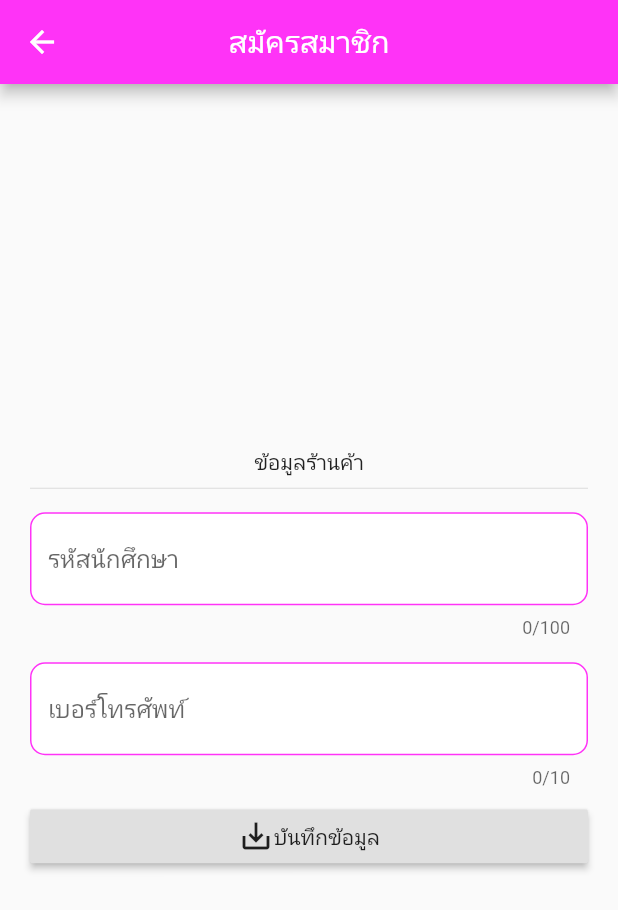
After one commit to anuraksangwanna/bsrufood, a Flutter app: the Registerfb screen opened by its route, on a phone screen of 412 x 824 dp. The commit adds this screen. Shown: the top 910 px of the screen. Run offline on Flutter 3.47's test engine with Material 2 defaults, Android fonts, the phone set to English and light mode, and no system bars; our stand-ins replace cloud_firestore, firebase_auth, firebase_core, firebase_messaging, firebase_storage, image_picker and 1 more; missing offline and left inert: flutter_facebook_login; accounts and stored records are empty.

Commit message:
update 21/12/2563

```diff
--- a/lib/main.dart
+++ b/lib/main.dart
@@ -3,6 +3,7 @@ import 'package:bsrufood/srceen/listfood.dart';
 import 'package:bsrufood/srceen/login.dart';
 import 'package:bsrufood/srceen/multify.dart';
 import 'package:bsrufood/srceen/porfile.dart';
+import 'package:bsrufood/srceen/regisfb.dart';
 import 'package:bsrufood/srceen/splashscreen.dart';
 import 'package:firebase_auth/firebase_auth.dart';
 import 'package:flutter/material.dart';
@@ -25,7 +26,8 @@ class Myapp extends StatelessWidget {
       routes: {
         '/' : (_) => Splashscreen(),
         '/home' : (_) => Mainhome(),
-        '/login' : (_) => Login()
+        '/login' : (_) => Login(),
+        '/register' : (_) => Registerfb()
       },
     );
   }
--- a/lib/srceen/listfood.dart
+++ b/lib/srceen/listfood.dart
@@ -11,9 +11,9 @@ class _ListfoodState extends State<Listfood> {
   @override
   Widget build(BuildContext context) {
     return Row(
-      children: <Widget>[Text("zzsc"),Text("xdgfdh")
-      ,Text("dfdg")
-      ,Text("zzsc")],
+      children: <Widget>[Text(""),Text("")
+      ,Text("")
+      ,Text("")],
     );
   }
 }
--- a/lib/srceen/multify.dart
+++ b/lib/srceen/multify.dart
@@ -11,7 +11,7 @@ class _MultiState extends State<Multi> {
   @override
   Widget build(BuildContext context) {
     return Container(
-       child: Text("sdfjk"),
+       child: Text(""),
     );
   }
 }
--- /dev/null
+++ b/lib/srceen/regisfb.dart
@@ -0,0 +1,203 @@
+import 'dart:io';
+import 'dart:math';
+
+import 'package:cloud_firestore/cloud_firestore.dart';
+import 'package:firebase_auth/firebase_auth.dart';
+import 'package:firebase_messaging/firebase_messaging.dart';
+import 'package:firebase_storage/firebase_storage.dart';
+
+import 'package:flutter/material.dart';
+import 'package:image_picker/image_picker.dart';
+import 'package:rflutter_alert/rflutter_alert.dart';
+
+class Registerfb extends StatefulWidget {
+  @override
+  _RegisterfbState createState() => _RegisterfbState();
+}
+
+class _RegisterfbState extends State<Registerfb> {
+  final keyfrom = GlobalKey<FormState>();
+  final name = TextEditingController();
+  final userController = TextEditingController();
+  final stucode = TextEditingController();
+  final passwordController = TextEditingController();
+  final phoneNumber = TextEditingController();
+  final reCeipt = TextEditingController();
+  String bank ;
+  var now = DateTime.now();
+  String getDatetime;
+  FirebaseAuth firebaseAuth = FirebaseAuth.instance;
+  FirebaseMessaging _firebaseMessaging = FirebaseMessaging();
+  FirebaseFirestore firestore = FirebaseFirestore.instance;
+  DocumentSnapshot snapshot ;
+  String memberid;
+
+  final picker = ImagePicker();
+  bool statusBool;
+
+  File _image;
+  File _imgReceipt;
+  String urlPhoto, urlPhoto1;
+
+  @override
+  void initState() {
+    super.initState();
+    statusBool = false;
+    // print(memberid);
+  }
+
+  void _onSave() {
+      if (keyfrom.currentState.validate()) {
+        keyfrom.currentState.save();
+        setupDisplayName();
+      }
+  }
+
+  Future<void> setupDisplayName() async {
+    FirebaseAuth firebaseAuth = FirebaseAuth.instance;
+    FirebaseFirestore firestore = FirebaseFirestore.instance;
+    List<String> tokenUser;
+      int member;
+        final documents = await firestore.collection("member").get();
+        member = documents.docChanges.length+1;
+        print(member);
+        memberid = member.toString();
+    await _firebaseMessaging.getToken().then((String token) {
+      tokenUser = [token];
+    });
+    Map<String, dynamic> map = Map();
+    map['username'] = firebaseAuth.currentUser.displayName;
+    map['userId'] = "${now.year}$memberid";
+    map['stucode'] = stucode.text;
+    map['phone'] = phoneNumber.text;
+    map['tokenUser'] = FieldValue.arrayUnion(tokenUser);
+    map['userStatus'] = "user";
+
+    var user = firebaseAuth.currentUser;
+    if (user != null) {
+      await firestore.collection("member").doc(user.uid).set(map).then((value) {
+        Navigator.of(context).pushReplacementNamed('/home');
+      });
+    }
+    print(user);
+  }
+
+  Widget galleryButton() {
+    return IconButton(
+        icon: Icon(Icons.add_photo_alternate),
+        onPressed: () {
+          getImage(ImageSource.gallery, 0);
+        });
+  }
+
+  Widget cameraButton() {
+    return IconButton(
+        icon: Icon(Icons.add_a_photo),
+        onPressed: () {
+          getImage(ImageSource.camera, 0);
+        });
+  }
+
+  Future getImage(ImageSource imageSource, int index) async {
+    final pickedFile = await picker.getImage(
+      source: imageSource,
+      maxWidth: 512,
+      maxHeight: 512,
+    );
+
+    setState(() {
+      if (pickedFile != null) {
+        if (index == 0) {
+          _image = File(pickedFile.path);
+        } else {
+          _imgReceipt = File(pickedFile.path);
+        }
+      } else {
+        print('No image selected.');
+      }
+    });
+  }
+
+  @override
+  Widget build(BuildContext context) {
+    return Scaffold(
+        appBar: AppBar(
+          title: Text("สมัครสมาชิก"),
+          centerTitle: true,
+        ),
+        body: Center(
+          child: Container(
+            padding: EdgeInsets.symmetric(horizontal: 20),
+            child: Form(
+                key: keyfrom,
+                child: SingleChildScrollView(
+                  child: Column(
+                    children: [
+                      Text("ข้อมูลร้านค้า"),
+                      Divider(),
+                      _createinput(
+                          controller: stucode,
+                          hinttext: "รหัสนักศึกษา",),
+                      _createinput(
+                          controller: phoneNumber,
+                          hinttext: "เบอร์โทรศัพท์",
+                          keyboardType: TextInputType.number,
+                          maxLength: 10),
+                      SizedBox(
+                          width: double.infinity,
+                          child: RaisedButton(
+                              child: Row(
+                                mainAxisSize: MainAxisSize.min,
+                                children: [
+                                  Icon(Icons.save_alt),
+                                  statusBool ? CircularProgressIndicator() : Text("บันทึกข้อมูล"),
+                                ],
+                              ),
+                              onPressed: statusBool ? (){} : () => _onSave())),
+                    ],
+                  ),
+                )),
+          ),
+        ));
+  }
+
+  Widget _createinput(
+      {@required TextEditingController controller,
+      @required String hinttext,
+      TextInputType keyboardType = TextInputType.text,
+      bool isPassword = false,
+      int maxLength = 100}) {
+    return Container(
+      margin: EdgeInsets.symmetric(
+        vertical: 8,
+      ),
+      child: TextFormField(
+        maxLength: maxLength,
+        controller: controller,
+        keyboardType: keyboardType,
+        obscureText: isPassword,
+        validator: (msx) {
+          if (msx.isEmpty) return "input valid";
+          return null;
+        },
+        decoration: InputDecoration(
+          hintText: hinttext,
+          filled: true,
+          fillColor: Colors.white,
+          enabledBorder: OutlineInputBorder(
+            borderSide: BorderSide(color: Color.fromRGBO(255, 51, 247, 1)),
+            borderRadius: BorderRadius.all(
+              Radius.circular(10.0),
+            ),
+          ),
+          focusedBorder: OutlineInputBorder(
+            borderSide: BorderSide(color: Color.fromRGBO(255, 51, 247, 1)),
+            borderRadius: BorderRadius.all(
+              Radius.circular(10.0),
+            ),
+          ),
+        ),
+      ),
+    );
+  }
+}
```
Also changed, not shown: lib/srceen/auth_controller.dart (+87 -15 lines), lib/srceen/home.dart (+1 -7 lines), lib/srceen/login.dart (+12 -6 lines), lib/srceen/porfile.dart (+47 -2 lines), lib/srceen/singin.dart (added, +298 -0 lines), lib/srceen/splashscreen.dart (+16 -5 lines), pubspec.yaml (+14 -2 lines), images/asasass.jpg (added), images/fb.png (added), images/logo.jpg (added), images/profi.jpg (added), pubspec.lock, 7 other files.
